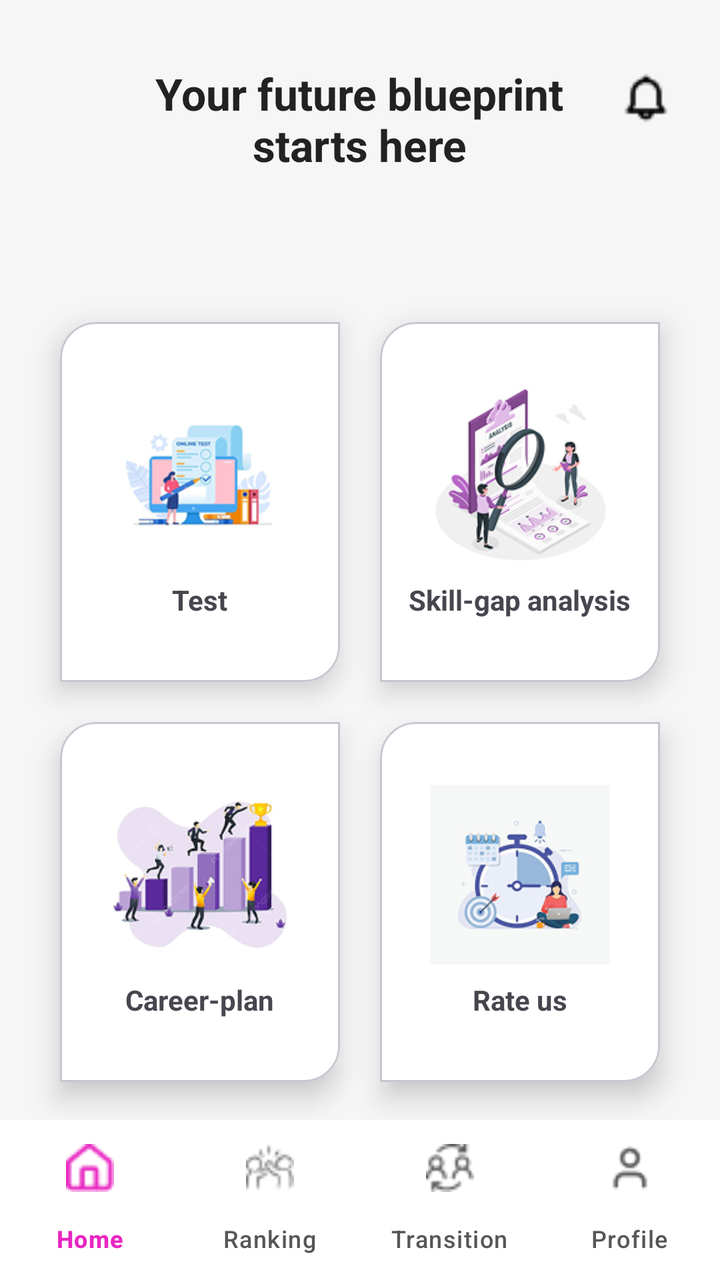
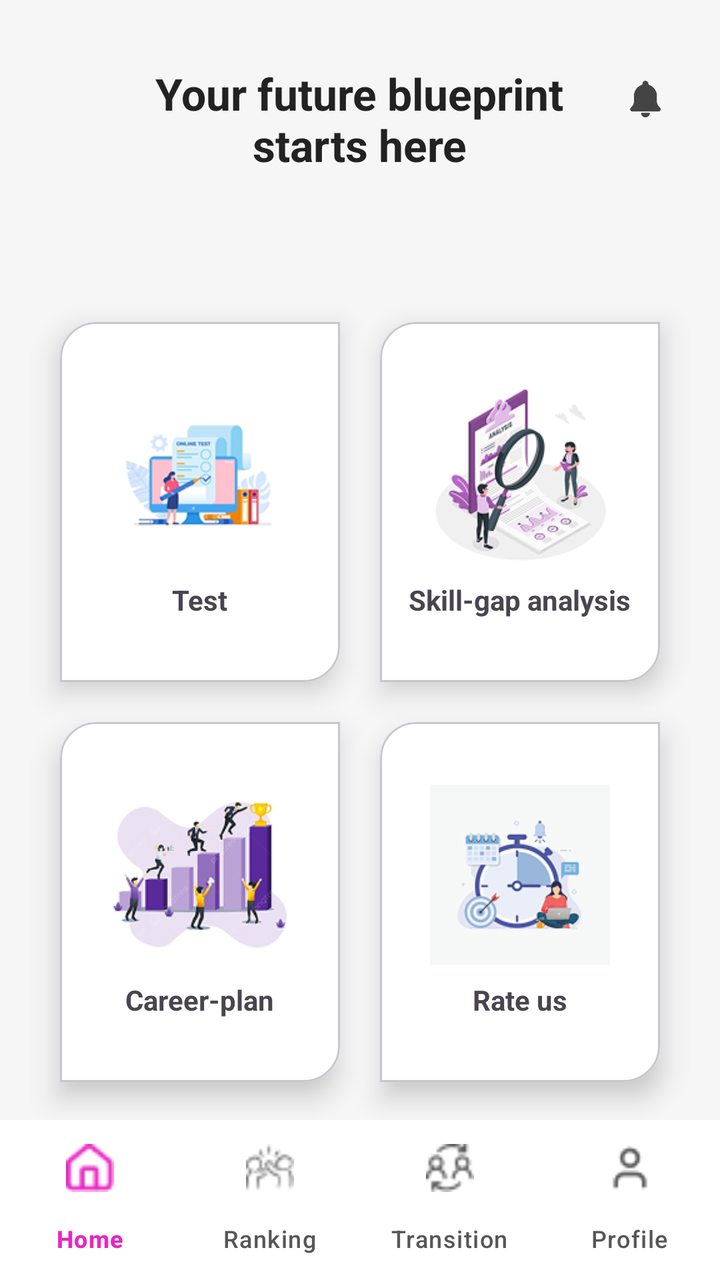

Before-and-after screenshots of an Android layout around one commit, followed by the original layout XML and the change that was made.
<!-- AndroidManifest.xml: application theme Theme.Mind2Career -->
<!-- res/layout/activity_home.xml -->
<?xml version="1.0" encoding="utf-8"?>
<LinearLayout xmlns:android="http://schemas.android.com/apk/res/android"
    xmlns:app="http://schemas.android.com/apk/res-auto"
    android:layout_width="match_parent"
    android:layout_height="match_parent"
    android:orientation="vertical"
    android:background="#F6F6F6">

    
    <RelativeLayout
        android:layout_width="match_parent"
        android:layout_height="wrap_content"
        android:paddingTop="32dp"
        android:paddingStart="24dp"
        android:paddingEnd="24dp">

        <TextView
            android:layout_width="wrap_content"
            android:layout_height="wrap_content"
            android:text="Your future blueprint\nstarts here"
            android:textStyle="bold"
            android:textSize="22sp"
            android:textColor="#222222"
            android:layout_centerHorizontal="true"
            android:textAlignment="center"/>

        <ImageView
            android:layout_width="26dp"
            android:layout_height="26dp"
            android:src="@drawable/ic_notification"
            android:layout_alignParentEnd="true"
            android:layout_marginTop="4dp"/>

    </RelativeLayout>
    <View
        android:layout_width="match_parent"
        android:layout_height="40dp"/>
    
    <GridLayout
        android:layout_width="match_parent"
        android:layout_height="0dp"
        android:layout_weight="1"
        android:columnCount="2"
        android:clipToPadding="false"
        android:paddingStart="20dp"
        android:paddingEnd="20dp"
        android:paddingTop="24dp">

        
        <com.google.android.material.card.MaterialCardView
            android:id="@+id/card1"
            android:layout_width="0dp"
            android:layout_height="180dp"
            android:layout_columnWeight="1"
            android:layout_margin="10dp"
            android:backgroundTint="#FFFFFF"
            app:cardElevation="8dp"
            app:shapeAppearanceOverlay="@style/CardShape">

            <LinearLayout
                android:layout_width="match_parent"
                android:layout_height="match_parent"
                android:orientation="vertical"
                android:gravity="center">

                <ImageView
                    android:layout_width="90dp"
                    android:layout_height="90dp"
                    android:src="@drawable/test"/>

                <TextView
                    android:layout_width="wrap_content"
                    android:layout_height="wrap_content"
                    android:text="Test"
                    android:textStyle="bold"
                    android:textSize="14sp"
                    android:layout_marginTop="8dp"/>

            </LinearLayout>

        </com.google.android.material.card.MaterialCardView>

        
        <com.google.android.material.card.MaterialCardView
            android:id="@+id/card2"
            android:layout_width="0dp"
            android:layout_height="180dp"
            android:layout_columnWeight="1"
            android:layout_margin="10dp"
            android:backgroundTint="#FFFFFF"
            app:cardElevation="8dp"
            app:shapeAppearanceOverlay="@style/CardShape">

            <LinearLayout
                android:layout_width="match_parent"
                android:layout_height="match_parent"
                android:orientation="vertical"
                android:gravity="center">

                <ImageView
                    android:layout_width="90dp"
                    android:layout_height="90dp"
                    android:src="@drawable/skill"/>

                <TextView
                    android:layout_width="wrap_content"
                    android:layout_height="wrap_content"
                    android:text="Skill-gap analysis"
                    android:textStyle="bold"
                    android:textSize="14sp"
                    android:layout_marginTop="8dp"/>

            </LinearLayout>

        </com.google.android.material.card.MaterialCardView>

        
        <com.google.android.material.card.MaterialCardView
            android:id="@+id/card3"
            android:layout_width="0dp"
            android:layout_height="180dp"
            android:layout_columnWeight="1"
            android:layout_margin="10dp"
            android:backgroundTint="#FFFFFF"
            app:cardElevation="8dp"
            app:shapeAppearanceOverlay="@style/CardShape">

            <LinearLayout
                android:layout_width="match_parent"
                android:layout_height="match_parent"
                android:orientation="vertical"
                android:gravity="center">

                <ImageView
                    android:layout_width="90dp"
                    android:layout_height="90dp"
                    android:src="@drawable/career"/>

                <TextView
                    android:layout_width="wrap_content"
                    android:layout_height="wrap_content"
                    android:text="Career-plan"
                    android:textStyle="bold"
                    android:textSize="14sp"
                    android:layout_marginTop="8dp"/>

            </LinearLayout>

        </com.google.android.material.card.MaterialCardView>

        
        <com.google.android.material.card.MaterialCardView
            android:id="@+id/card4"
            android:layout_width="0dp"
            android:layout_height="180dp"
            android:layout_columnWeight="1"
            android:layout_margin="10dp"
            android:backgroundTint="#FFFFFF"
            app:cardElevation="8dp"
            app:shapeAppearanceOverlay="@style/CardShape">

            <LinearLayout
                android:layout_width="match_parent"
                android:layout_height="match_parent"
                android:orientation="vertical"
                android:gravity="center">

                <ImageView
                    android:layout_width="90dp"
                    android:layout_height="90dp"
                    android:src="@drawable/rate"/>

                <TextView
                    android:layout_width="wrap_content"
                    android:layout_height="wrap_content"
                    android:text="Rate us"
                    android:textStyle="bold"
                    android:textSize="14sp"
                    android:layout_marginTop="8dp"/>

            </LinearLayout>

        </com.google.android.material.card.MaterialCardView>

    </GridLayout>

    
    <com.google.android.material.bottomnavigation.BottomNavigationView
        android:id="@+id/bottomNav"
        android:layout_width="match_parent"
        android:layout_height="wrap_content"
        android:background="@android:color/white"
        android:elevation="10dp"
        app:itemIconTint="@color/nav_color"
        app:itemTextColor="@color/nav_color"
        app:labelVisibilityMode="labeled"
        app:menu="@menu/bottom_nav" />

</LinearLayout>
<!-- resources referenced by this layout -->
<resources>
  <!-- drawable career: jpg bitmap (drawable, 23904 bytes) -->
  <!-- drawable ic_notification: png bitmap (drawable, 353 bytes) -->
  <!-- drawable rate: jpg bitmap (drawable, 17926 bytes) -->
  <!-- drawable skill: jpg bitmap (drawable, 24439 bytes) -->
  <!-- drawable test: jpg bitmap (drawable, 18747 bytes) -->
  <style name="CardShape">
              <item name="cornerFamily">rounded</item>
              <item name="cornerSizeTopLeft">18dp</item>
              <item name="cornerSizeTopRight">0dp</item>
              <item name="cornerSizeBottomLeft">0dp</item>
              <item name="cornerSizeBottomRight">18dp</item>
          </style>
  <style name="Theme.Mind2Career" parent="Base.Theme.Mind2Career" />
  <style name="Base.Theme.Mind2Career" parent="Theme.Material3.DayNight.NoActionBar">
          
          
      </style>
</resources>

<!-- the commit's change to res/layout/activity_home.xml (unified diff, before → after) -->
@@ -4,7 +4,8 @@
     android:layout_width="match_parent"
     android:layout_height="match_parent"
     android:orientation="vertical"
-    android:background="#F6F6F6">
+    android:background="#F6F6F6"
+    android:id="@+id/main">
 
     
     <RelativeLayout
<!-- resource entries referenced after the edit -->
@@ -1,7 +1,7 @@
 <!-- resources referenced by this layout -->
 <resources>
   <!-- drawable career: jpg bitmap (drawable, 23904 bytes) -->
-  <!-- drawable ic_notification: png bitmap (drawable, 353 bytes) -->
+  <!-- drawable ic_notification: png bitmap (drawable, 5456 bytes) -->
   <!-- drawable rate: jpg bitmap (drawable, 17926 bytes) -->
   <!-- drawable skill: jpg bitmap (drawable, 24439 bytes) -->
   <!-- drawable test: jpg bitmap (drawable, 18747 bytes) -->
